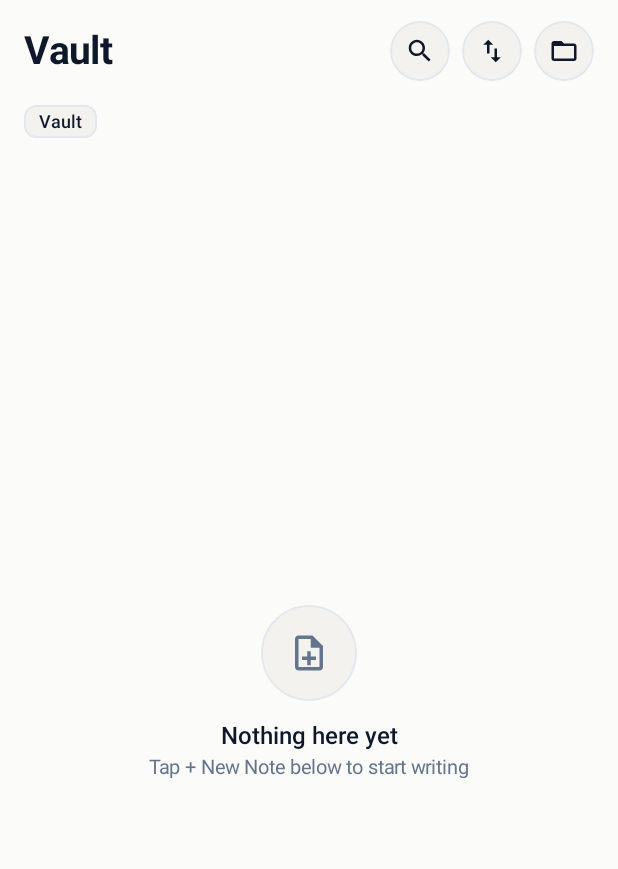
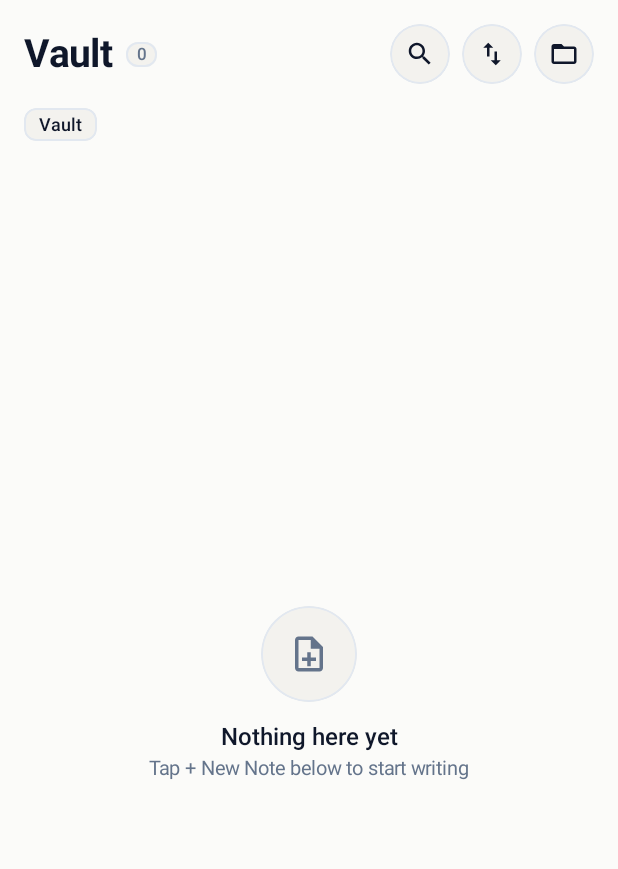
Before and after one commit to codebylogic/Voltnotes-, an Android app built with Jetpack Compose: the composable HomeScreen called with empty values, on a phone screen of 412 x 824 dp. Shown: the top 869 px of the screen. Run offline under Robolectric (Android 15) with nearby library versions, the phone set to English and light mode, and no system bars; libraries missing offline, so code that uses them is left out: sh.calvin.reorderable; 1 statement that could not run was skipped.

Commit message:
feat(ui): add item count and toolbar separators
Display note count in home screen header and add visual separators to the editor toolbar for improved information density and navigation.

```diff
--- a/app/src/main/java/com/shivam/vaultnotes/ui/home/HomeScreen.kt
+++ b/app/src/main/java/com/shivam/vaultnotes/ui/home/HomeScreen.kt
@@ -185,6 +185,7 @@ fun HomeScreen(
             } else {
                 EditorialCollapsingHeader(
                     title = currentFolderTitle,
+                    itemCount = items.size,
                     isInSubfolder = isInSubfolder,
                     isCollapsed = isCollapsed,
                     isSearchActive = isSearchActive,
@@ -420,6 +421,7 @@ fun HomeScreen(
 @Composable
 private fun EditorialCollapsingHeader(
     title: String,
+    itemCount: Int,
     isInSubfolder: Boolean,
     isCollapsed: Boolean,
     isSearchActive: Boolean,
@@ -437,7 +439,7 @@ private fun EditorialCollapsingHeader(
         modifier = Modifier
             .fillMaxWidth()
             .padding(horizontal = 16.dp)
-            .padding(top = 8.dp, bottom = 4.dp)
+            .padding(top = 10.dp, bottom = 4.dp)
     ) {
         Row(
             modifier = Modifier
@@ -483,6 +485,24 @@ private fun EditorialCollapsingHeader(
                     maxLines = 1,
                     overflow = TextOverflow.Ellipsis
                 )
+
+                Spacer(modifier = Modifier.width(8.dp))
+
+                Surface(
+                    shape = RoundedCornerShape(8.dp),
+                    color = palette.softTintedSurface,
+                    border = BorderStroke(0.8.dp, palette.hairlineBorder)
+                ) {
+                    Text(
+                        text = itemCount.toString(),
+                        style = MaterialTheme.typography.labelMedium.copy(
+                            color = palette.textSecondary,
+                            fontWeight = FontWeight.SemiBold,
+                            fontSize = 11.sp
+                        ),
+                        modifier = Modifier.padding(horizontal = 7.dp, vertical = 2.dp)
+                    )
+                }
             }
 
             // Right Action Buttons: Search (🔍), Custom Drag-Sort (⇅), Vault Switcher (📁)
```
Also changed, not shown: app/src/main/java/com/shivam/vaultnotes/ui/editor/EditorScreen.kt (+14 -0 lines).
